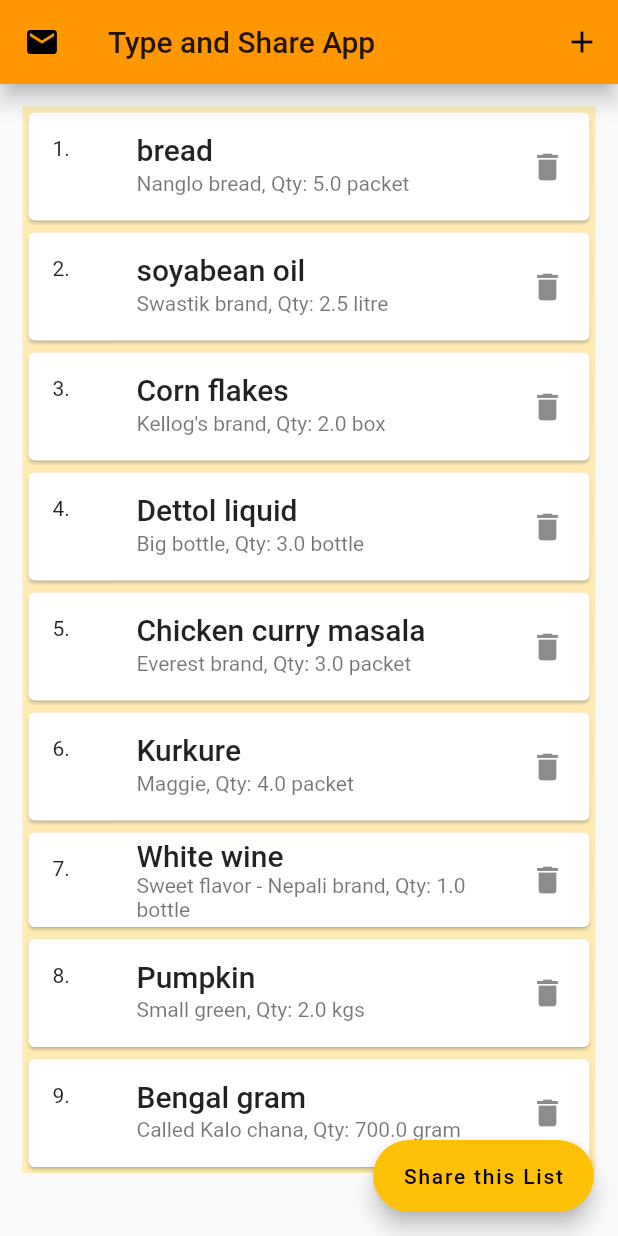
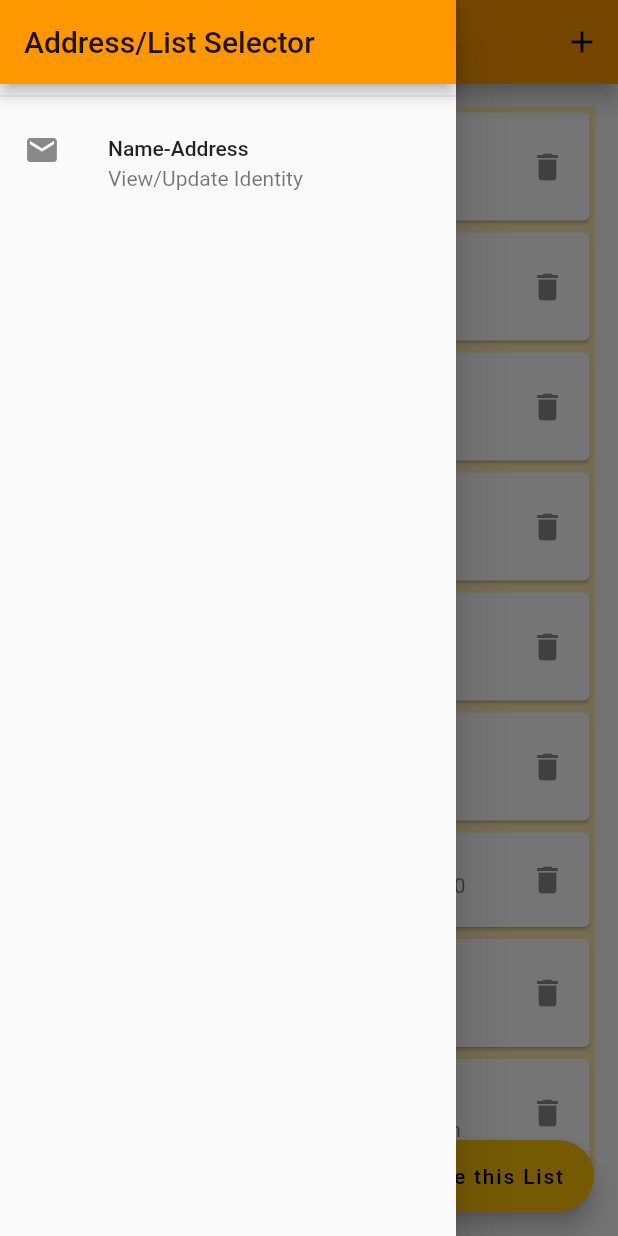
Before and after one commit to ashishkarki/Flutter_ShoppingItems_ShareApp, a Flutter app: the screen it shows after launch, with the side drawer open (before the commit the screen has no drawer), on a phone screen of 412 x 824 dp. Run offline on Flutter 3.47's test engine with Material 2 defaults, Android fonts, the phone set to English and light mode, and no system bars; our stand-ins replace share.

Commit message:
Added new shopping_drawer

```diff
--- a/lib/screens/main_view_screen.dart
+++ b/lib/screens/main_view_screen.dart
@@ -1,6 +1,7 @@
 import 'package:flutter/material.dart';
 import 'package:provider/provider.dart';
 import 'package:share/share.dart';
+import 'package:shopping_items_share/widget/shopping_app_drawer.dart';
 
 import '../constants.dart';
 import '../models_providers/shopping_items_provider.dart';
@@ -22,13 +23,13 @@ class _MainViewScreenState extends State<MainViewScreen> {
     return Scaffold(
       appBar: AppBar(
         elevation: 6,
-        leading: GestureDetector(
-          child: IconButton(
-            icon: Icon(Icons.mail),
-            tooltip: "Click to add/update your address",
-            onPressed: () => showMyAlert(context),
-          ),
-        ),
+        // leading: GestureDetector(
+        //   child: IconButton(
+        //     icon: Icon(Icons.mail),
+        //     tooltip: "Click to add/update your address",
+        //     onPressed: () => showMyAlert(context),
+        //   ),
+        // ),
         title: Text(APP_TITLE_STRING),
         actions: <Widget>[
           IconButton(
@@ -81,6 +82,7 @@ class _MainViewScreenState extends State<MainViewScreen> {
         label: Text('Share this List'),
         backgroundColor: themeData.accentColor,
       ),
+      drawer: ShoppingAppDrawer(),
     );
   }
 }
--- /dev/null
+++ b/lib/widget/shopping_app_drawer.dart
@@ -0,0 +1,26 @@
+import 'package:flutter/material.dart';
+
+class ShoppingAppDrawer extends StatelessWidget {
+  @override
+  Widget build(BuildContext context) {
+    final navState = Navigator.of(context);
+
+    return Drawer(
+      child: Column(
+        children: <Widget>[
+          AppBar(
+            title: Text('Address/List Selector'),
+            automaticallyImplyLeading: false,
+          ),
+          Divider(),
+          ListTile(
+            leading: Icon(Icons.mail),
+            title: Text('Name-Address'),
+            subtitle: Text('View/Update Identity'),
+            onTap: () => navState.pushReplacementNamed('/'),
+          ),
+        ],
+      ),
+    );
+  }
+}
```
